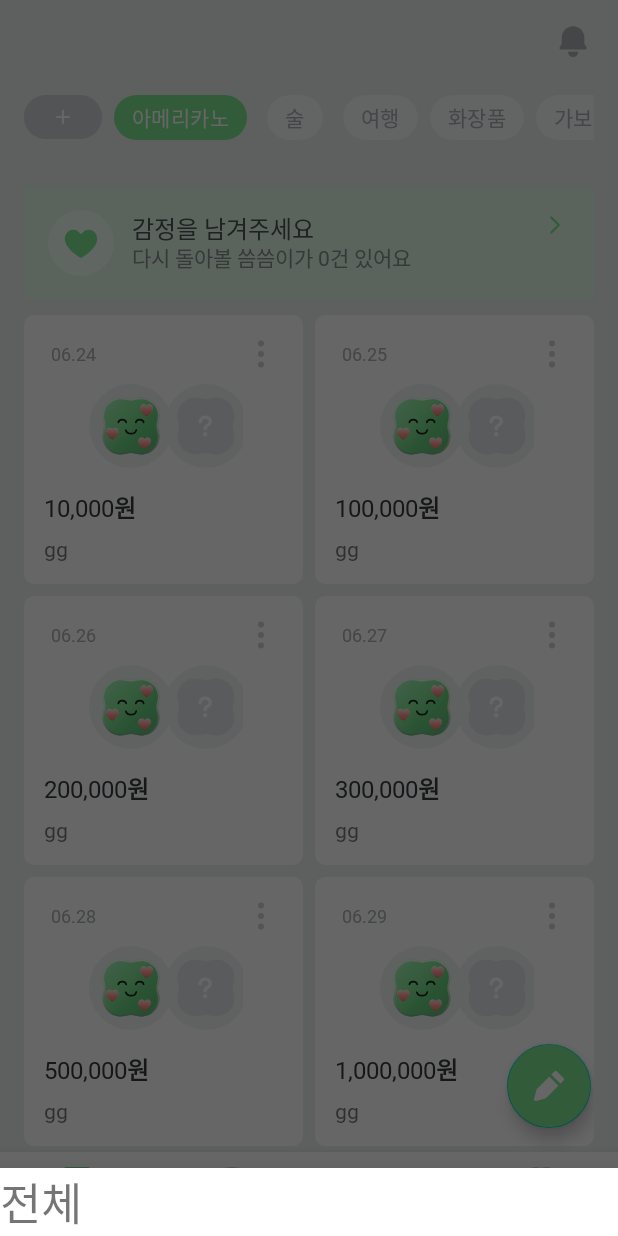
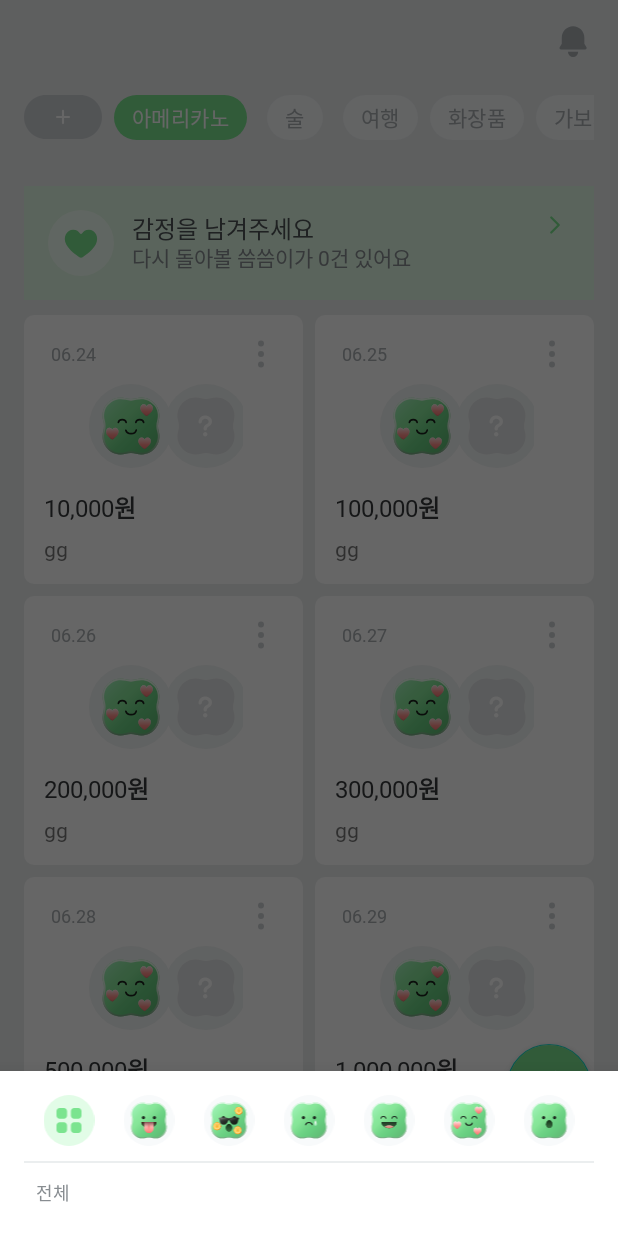
Before and after one commit to TeamPOME/POME-Android, an Android app: the fragment FriendsBottomSheetFragment placed in its activity, on a phone screen of 412 x 824 dp. Run offline under Robolectric (Android 15) with nearby library versions, the phone set to English and light mode, and no system bars; our stand-ins replace Timber.

Commit message:
[feature/#24]친구 뷰 바텀시트 layout 설정

```diff
--- /dev/null
+++ b/app/src/main/res/drawable/ic_all_view_emoji_34.xml
@@ -0,0 +1,13 @@
+<vector xmlns:android="http://schemas.android.com/apk/res/android"
+    android:width="34dp"
+    android:height="34dp"
+    android:viewportWidth="34"
+    android:viewportHeight="34">
+  <path
+      android:pathData="M17,17m-17,0a17,17 0,1 1,34 0a17,17 0,1 1,-34 0"
+      android:fillColor="#E2FCE7"/>
+  <path
+      android:pathData="M10.784,8.667H13.6C14.775,8.667 15.717,9.625 15.717,10.801V13.642C15.717,14.825 14.775,15.775 13.6,15.775H10.784C9.617,15.775 8.667,14.825 8.667,13.642V10.801C8.667,9.625 9.617,8.667 10.784,8.667ZM10.784,18.225H13.6C14.775,18.225 15.717,19.175 15.717,20.359V23.2C15.717,24.375 14.775,25.333 13.6,25.333H10.784C9.617,25.333 8.667,24.375 8.667,23.2V20.359C8.667,19.175 9.617,18.225 10.784,18.225ZM23.217,8.667H20.4C19.225,8.667 18.284,9.625 18.284,10.801V13.642C18.284,14.825 19.225,15.775 20.4,15.775H23.217C24.384,15.775 25.334,14.825 25.334,13.642V10.801C25.334,9.625 24.384,8.667 23.217,8.667ZM20.4,18.225H23.217C24.384,18.225 25.334,19.175 25.334,20.359V23.2C25.334,24.375 24.384,25.333 23.217,25.333H20.4C19.225,25.333 18.284,24.375 18.284,23.2V20.359C18.284,19.175 19.225,18.225 20.4,18.225Z"
+      android:fillColor="#7BE48F"
+      android:fillType="evenOdd"/>
+</vector>
--- /dev/null
+++ b/app/src/main/res/drawable/ic_emoji_smile_mint_34.xml
@@ -0,0 +1,136 @@
+<vector xmlns:android="http://schemas.android.com/apk/res/android"
+    xmlns:aapt="http://schemas.android.com/aapt"
+    android:width="34dp"
+    android:height="34dp"
+    android:viewportWidth="34"
+    android:viewportHeight="34">
+  <path
+      android:pathData="M17,17m-17,0a17,17 0,1 1,34 0a17,17 0,1 1,-34 0"
+      android:fillColor="#F8FAFB"/>
+  <group>
+    <clip-path
+        android:pathData="M5,5h24v24h-24z"/>
+    <path
+        android:pathData="M28.71,19.105C30.409,24.905 25.024,30.291 19.223,28.592C17.82,28.181 16.328,28.181 14.925,28.592C9.124,30.291 3.738,24.905 5.437,19.105C5.848,17.701 5.848,16.209 5.437,14.806C3.738,9.005 9.124,3.619 14.925,5.318C16.328,5.729 17.82,5.729 19.223,5.318C25.024,3.619 30.409,9.005 28.71,14.806C28.299,16.209 28.299,17.701 28.71,19.105Z">
+      <aapt:attr name="android:fillColor">
+        <gradient
+            android:startX="7.521"
+            android:startY="7.402"
+            android:endX="28.259"
+            android:endY="28.139"
+            android:type="linear">
+          <item android:offset="0" android:color="#FFA0F2B7"/>
+          <item android:offset="0.058" android:color="#FF99EFAF"/>
+          <item android:offset="0.225" android:color="#FF8AE89D"/>
+          <item android:offset="0.346" android:color="#FF85E597"/>
+          <item android:offset="0.36" android:color="#FF83E395"/>
+          <item android:offset="0.535" android:color="#FF6ED486"/>
+          <item android:offset="0.651" android:color="#FF67CE80"/>
+          <item android:offset="1" android:color="#FF5FB772"/>
+        </gradient>
+      </aapt:attr>
+    </path>
+    <path
+        android:pathData="M21.41,5V5.683C23.565,5.683 25.64,6.736 26.961,8.499C28.279,10.259 28.677,12.488 28.055,14.613C27.606,16.145 27.606,17.765 28.055,19.296C28.677,21.422 28.278,23.651 26.961,25.41C25.639,27.174 23.565,28.226 21.41,28.226C20.746,28.226 20.074,28.129 19.416,27.935C18.656,27.712 17.868,27.599 17.075,27.599C16.283,27.599 15.495,27.712 14.735,27.935C14.076,28.128 13.405,28.226 12.741,28.226C10.586,28.226 8.51,27.174 7.19,25.41C5.871,23.651 5.473,21.422 6.096,19.296C6.545,17.765 6.545,16.145 6.096,14.613C5.473,12.488 5.873,10.259 7.19,8.499C8.511,6.736 10.586,5.683 12.741,5.683C13.405,5.683 14.076,5.781 14.735,5.974C15.495,6.198 16.283,6.311 17.075,6.311C17.868,6.311 18.656,6.198 19.416,5.974C20.074,5.782 20.746,5.683 21.41,5.683V5ZM21.408,5C20.696,5 19.962,5.101 19.222,5.318C18.52,5.524 17.796,5.626 17.073,5.626C16.349,5.626 15.626,5.524 14.924,5.318C14.184,5.102 13.45,5 12.738,5C7.865,5 3.954,9.746 5.437,14.806C5.848,16.209 5.848,17.702 5.437,19.105C3.954,24.165 7.864,28.911 12.738,28.911C13.45,28.911 14.184,28.81 14.924,28.593C15.626,28.387 16.349,28.285 17.073,28.285C17.796,28.285 18.52,28.387 19.222,28.593C19.962,28.809 20.696,28.911 21.408,28.911C26.281,28.911 30.192,24.165 28.709,19.105C28.298,17.702 28.298,16.209 28.709,14.806C30.192,9.746 26.282,5 21.408,5Z"
+        android:strokeAlpha="0.8"
+        android:fillAlpha="0.8">
+      <aapt:attr name="android:fillColor">
+        <gradient
+            android:startX="17.074"
+            android:startY="2.34"
+            android:endX="17.074"
+            android:endY="33.028"
+            android:type="linear">
+          <item android:offset="0" android:color="#FFFFFFFF"/>
+          <item android:offset="0.243" android:color="#FFFDFDFD"/>
+          <item android:offset="0.386" android:color="#FFF4F8F5"/>
+          <item android:offset="0.504" android:color="#FFE6EEE8"/>
+          <item android:offset="0.608" android:color="#FFD2E0D5"/>
+          <item android:offset="0.703" android:color="#FFB8CEBC"/>
+          <item android:offset="0.79" android:color="#FF98B89E"/>
+          <item android:offset="0.873" android:color="#FF719E7B"/>
+          <item android:offset="0.95" android:color="#FF468152"/>
+          <item android:offset="1" android:color="#FF266B34"/>
+        </gradient>
+      </aapt:attr>
+    </path>
+    <path
+        android:pathData="M22.091,18.046C22.091,20.313 19.846,22.152 17.075,22.152C14.304,22.152 12.059,20.313 12.059,18.046H22.091Z">
+      <aapt:attr name="android:fillColor">
+        <gradient
+            android:startX="17.075"
+            android:startY="17.94"
+            android:endX="17.075"
+            android:endY="23.799"
+            android:type="linear">
+          <item android:offset="0.001" android:color="#FF29472E"/>
+          <item android:offset="1" android:color="#FF468751"/>
+        </gradient>
+      </aapt:attr>
+    </path>
+    <path
+        android:pathData="M22.091,18.046C22.091,20.313 19.846,22.152 17.075,22.152C14.304,22.152 12.059,20.313 12.059,18.046H22.091Z"
+        android:strokeAlpha="0.75"
+        android:fillColor="#29472E"
+        android:fillAlpha="0.75"/>
+    <path
+        android:pathData="M18.993,15.475C19.088,14.809 19.78,14.292 20.62,14.292C21.458,14.292 22.15,14.809 22.246,15.475"
+        android:strokeWidth="0.712871"
+        android:fillColor="#00000000"
+        android:strokeColor="#1A211B"
+        android:strokeLineCap="round"/>
+    <path
+        android:pathData="M11.658,15.475C11.753,14.809 12.445,14.292 13.285,14.292C14.123,14.292 14.815,14.809 14.911,15.475"
+        android:strokeWidth="0.712871"
+        android:fillColor="#00000000"
+        android:strokeColor="#1A211B"
+        android:strokeLineCap="round"/>
+    <path
+        android:pathData="M22.1,18.046C22.1,20.313 19.854,22.152 17.084,22.152C14.313,22.152 12.067,20.313 12.067,18.046H22.1Z">
+      <aapt:attr name="android:fillColor">
+        <gradient
+            android:startX="17.084"
+            android:startY="17.94"
+            android:endX="17.084"
+            android:endY="23.799"
+            android:type="linear">
+          <item android:offset="0.001" android:color="#FF29472E"/>
+          <item android:offset="1" android:color="#FF468751"/>
+        </gradient>
+      </aapt:attr>
+    </path>
+    <path
+        android:pathData="M22.1,18.046C22.1,20.313 19.854,22.152 17.084,22.152C14.313,22.152 12.067,20.313 12.067,18.046H22.1Z"
+        android:strokeAlpha="0.75"
+        android:fillAlpha="0.75">
+      <aapt:attr name="android:fillColor">
+        <gradient
+            android:startX="17.084"
+            android:startY="18.046"
+            android:endX="17.084"
+            android:endY="22.151"
+            android:type="linear">
+          <item android:offset="0" android:color="#FF1E3622"/>
+          <item android:offset="1" android:color="#0029472E"/>
+        </gradient>
+      </aapt:attr>
+    </path>
+    <path
+        android:pathData="M20.273,21.223C19.432,20.598 18.318,20.214 17.094,20.214C15.868,20.214 14.755,20.598 13.914,21.223C14.78,21.802 15.886,22.152 17.094,22.152C18.301,22.152 19.407,21.802 20.273,21.223Z"
+        android:strokeAlpha="0.85"
+        android:fillAlpha="0.85">
+      <aapt:attr name="android:fillColor">
+        <gradient
+            android:startX="17.094"
+            android:startY="19.769"
+            android:endX="17.094"
+            android:endY="22.939"
+            android:type="linear">
+          <item android:offset="0" android:color="#FFFFCCCC"/>
+          <item android:offset="0.568" android:color="#FFFF908A"/>
+          <item android:offset="0.734" android:color="#FFF97973"/>
+        </gradient>
+      </aapt:attr>
+    </path>
+  </group>
+</vector>
--- a/app/src/main/res/layout/fragment_friends.xml
+++ b/app/src/main/res/layout/fragment_friends.xml
@@ -102,6 +102,6 @@
             android:id="@+id/fcv_bottomsheet"
             app:layout_constraintBottom_toBottomOf="parent"
             android:layout_width="match_parent"
-            android:layout_height="360dp"/>
+            android:layout_height="wrap_content"/>
     </androidx.constraintlayout.widget.ConstraintLayout>
 </layout>
--- a/app/src/main/res/layout/fragment_friends_bottom_sheet.xml
+++ b/app/src/main/res/layout/fragment_friends_bottom_sheet.xml
@@ -1,17 +1,101 @@
 <?xml version="1.0" encoding="utf-8"?>
 <androidx.constraintlayout.widget.ConstraintLayout xmlns:android="http://schemas.android.com/apk/res/android"
     xmlns:app="http://schemas.android.com/apk/res-auto"
-    xmlns:tools="http://schemas.android.com/tools"
     android:layout_width="match_parent"
-    android:layout_height="wrap_content">
+    android:layout_height="360dp"
+    android:paddingHorizontal="16dp"
+    android:paddingTop="16dp">
+
+    <LinearLayout
+        android:id="@+id/ly_reactbottomsheet"
+        android:layout_width="match_parent"
+        android:layout_height="wrap_content"
+        android:layout_marginHorizontal="3dp"
+        android:orientation="horizontal"
+        android:paddingBottom="10dp"
+        app:layout_constraintTop_toTopOf="parent">
+
+        <ImageView
+            android:id="@+id/iv_wholeemotion"
+            android:layout_width="wrap_content"
+            android:layout_height="wrap_content"
+            android:layout_weight="1"
+            android:src="@drawable/ic_all_view_emoji_34" />
+
+        <ImageView
+            android:id="@+id/iv_emotion_fun"
+            android:layout_width="wrap_content"
+            android:layout_height="wrap_content"
+            android:layout_weight="1"
+            android:src="@drawable/ic_emoji_mint_fun" />
+
+        <ImageView
+            android:id="@+id/iv_emotion_flex"
+            android:layout_width="wrap_content"
+            android:layout_height="wrap_content"
+            android:layout_weight="1"
+            android:src="@drawable/ic_emoji_mint_flex" />
+
+        <ImageView
+            android:id="@+id/iv_emotion_sad"
+            android:layout_width="wrap_content"
+            android:layout_height="wrap_content"
+            android:layout_weight="1"
+            android:src="@drawable/ic_emoji_mint_sad" />
+
+        <ImageView
+            android:id="@+id/iv_emotion_smile"
+            android:layout_width="wrap_content"
+            android:layout_height="wrap_content"
+            android:layout_weight="1"
+            android:src="@drawable/ic_emoji_smile_mint_34" />
+
+        <ImageView
+            android:id="@+id/iv_emotion_heart"
+            android:layout_width="wrap_content"
+            android:layout_height="wrap_content"
+            android:layout_weight="1"
+            android:src="@drawable/ic_emoji_mint_heart" />
+
+        <ImageView
+            android:id="@+id/iv_emotion_what"
+            android:layout_width="wrap_content"
+            android:layout_height="wrap_content"
+            android:layout_weight="1"
+            android:src="@drawable/ic_emoji_mint_what" />
+    </LinearLayout>
+
+    <View
+        android:layout_width="match_parent"
+        android:layout_height="1dp"
+        android:background="@color/pome_grey_2"
+        app:layout_constraintTop_toBottomOf="@id/ly_reactbottomsheet" />
+
 
     <TextView
-        app:layout_constraintTop_toTopOf="parent"
-        app:layout_constraintStart_toStartOf="parent"
-        android:textSize="30sp"
         android:id="@+id/tv_whole"
+        style="@style/PomeM12"
         android:layout_width="wrap_content"
         android:layout_height="wrap_content"
-        android:text="@string/whole_friends" />
+        android:layout_marginStart="8dp"
+        android:layout_marginTop="12dp"
+        android:text="@string/whole_friends"
+        android:textColor="@color/pome_grey_6"
+        app:layout_constraintStart_toStartOf="parent"
+        app:layout_constraintTop_toBottomOf="@id/ly_reactbottomsheet" />
+
+    <androidx.constraintlayout.widget.ConstraintLayout
+        android:id="@+id/cl_reactionlist"
+        android:layout_width="match_parent"
+        app:layout_constraintTop_toBottomOf="@id/tv_whole"
+        android:layout_height="wrap_content"
+        android:layout_marginTop="20dp" >
+
+        <androidx.recyclerview.widget.RecyclerView
+            app:layout_constraintTop_toTopOf="parent"
+            android:layout_width="match_parent"
+            android:layout_height="wrap_content"/>
+
+    </androidx.constraintlayout.widget.ConstraintLayout>
 
 </androidx.constraintlayout.widget.ConstraintLayout>
```
